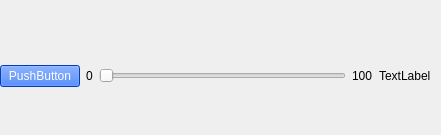
This is Project/Main/Onket/commentwidgetfield.ui in alex-abrehforoush/Onket as Qt 5 draws it before an edit. The edited form follows.
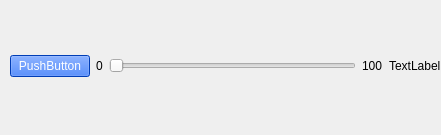
This is the edited form.

The edit to the form file:
```diff
--- a/Project/Main/Onket/commentwidgetfield.ui
+++ b/Project/Main/Onket/commentwidgetfield.ui
@@ -13,16 +13,16 @@
   <property name="windowTitle">
    <string>Form</string>
   </property>
-  <widget class="QWidget" name="">
+  <widget class="QWidget" name="layoutWidget">
    <property name="geometry">
     <rect>
-     <x>0</x>
-     <y>50</y>
+     <x>10</x>
+     <y>40</y>
      <width>431</width>
      <height>52</height>
     </rect>
    </property>
-   <layout class="QGridLayout" name="gridLayout">
+   <layout class="QGridLayout" name="gridLayout_2">
     <item row="0" column="0">
      <widget class="QPushButton" name="bnt_level">
       <property name="styleSheet">
```
Left out of the diff: 10 changed lines with no effect on the pictures.
